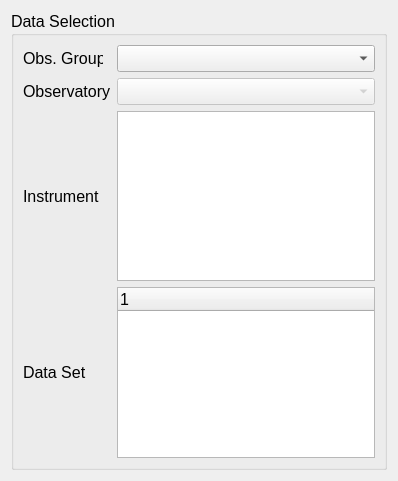
Above: plugins/vtkSpaceCraftInfoFilter/ScInfoPropWidget.ui from ghost-kit/archive before the change. Below: the same form after it.
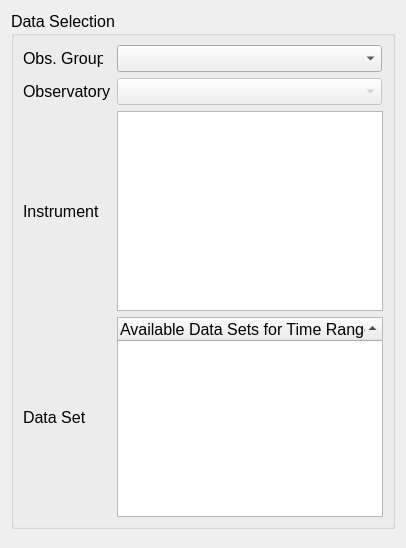
That is the form after the change.

Commit message: vtkSpaceCraftInfo: fixed a race condition in the selection process... it is currently slow, and needs to be optimized as to not repeatedly querty CDAWeb for information already gatherd.

```diff
--- a/plugins/vtkSpaceCraftInfoFilter/ScInfoPropWidget.ui
+++ b/plugins/vtkSpaceCraftInfoFilter/ScInfoPropWidget.ui
@@ -6,8 +6,8 @@
    <rect>
     <x>0</x>
     <y>0</y>
-    <width>398</width>
-    <height>481</height>
+    <width>406</width>
+    <height>548</height>
    </rect>
   </property>
   <property name="windowTitle">
@@ -42,6 +42,15 @@
      <layout class="QGridLayout" name="gridLayout_2">
       <item row="3" column="2">
        <widget class="QListWidget" name="Instruments">
+        <property name="minimumSize">
+         <size>
+          <width>265</width>
+          <height>200</height>
+         </size>
+        </property>
+        <property name="focusPolicy">
+         <enum>Qt::ClickFocus</enum>
+        </property>
         <property name="selectionMode">
          <enum>QAbstractItemView::MultiSelection</enum>
         </property>
@@ -122,12 +131,42 @@
       </item>
       <item row="4" column="2">
        <widget class="QTreeWidget" name="DataSet">
+        <property name="minimumSize">
+         <size>
+          <width>265</width>
+          <height>200</height>
+         </size>
+        </property>
+        <property name="focusPolicy">
+         <enum>Qt::ClickFocus</enum>
+        </property>
+        <property name="horizontalScrollBarPolicy">
+         <enum>Qt::ScrollBarAsNeeded</enum>
+        </property>
+        <property name="alternatingRowColors">
+         <bool>true</bool>
+        </property>
         <property name="selectionMode">
          <enum>QAbstractItemView::MultiSelection</enum>
         </property>
+        <property name="selectionBehavior">
+         <enum>QAbstractItemView::SelectItems</enum>
+        </property>
+        <property name="sortingEnabled">
+         <bool>true</bool>
+        </property>
+        <property name="wordWrap">
+         <bool>false</bool>
+        </property>
+        <property name="columnCount">
+         <number>1</number>
+        </property>
+        <attribute name="headerVisible">
+         <bool>true</bool>
+        </attribute>
         <column>
          <property name="text">
-          <string notr="true">1</string>
+          <string notr="true">Available Data Sets for Time Range</string>
          </property>
         </column>
        </widget>
```
Left out of the diff: 10 changed lines with no effect on the pictures. The commit also changes 3 other files.
